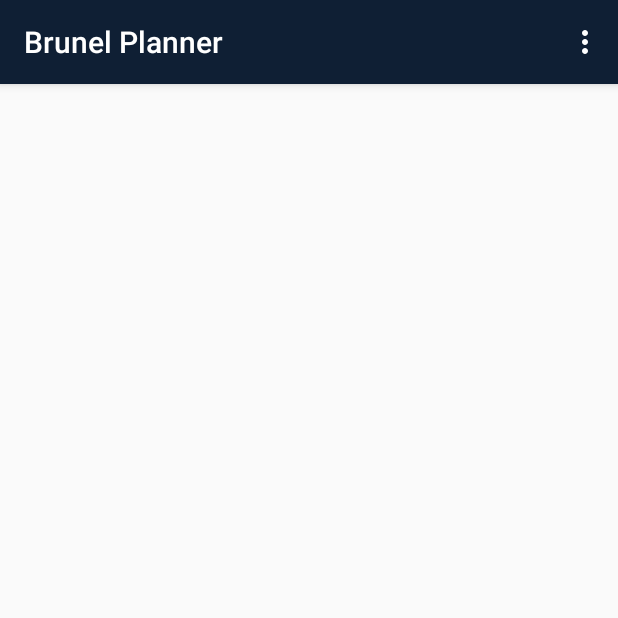
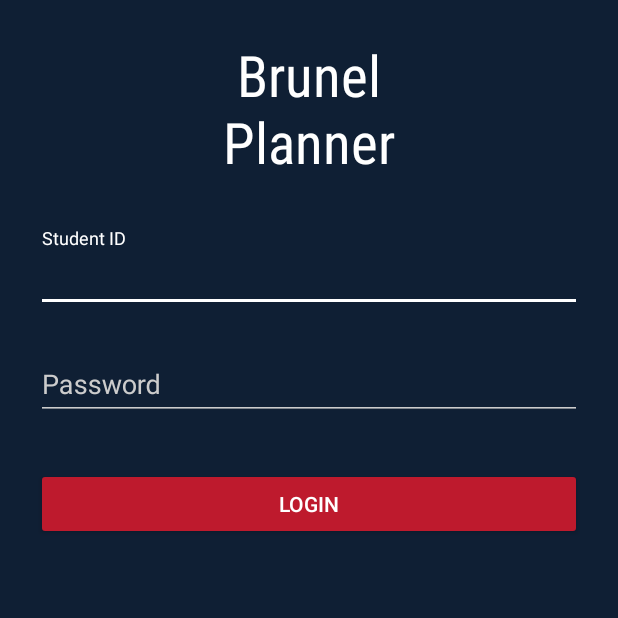
Before and after one commit to Manoj95/cs2001-coursework-2016-17-level-2-team-20, an Android app: the screen it shows after launch (MainActivity before the commit, LoginActivity after it), on a phone screen of 412 x 824 dp, the top half of it. Run offline under Robolectric (Android 15) with nearby library versions, the light colour scheme and no system bars.

Commit message:
Implement login page
Form mvp package structure

```diff
--- a/app/src/main/AndroidManifest.xml
+++ b/app/src/main/AndroidManifest.xml
@@ -2,22 +2,32 @@
 <manifest xmlns:android="http://schemas.android.com/apk/res/android"
     package="g20.brunelplanner">
 
+    <uses-permission android:name="android.permission.INTERNET" />
+
     <application
+        android:name=".BPApplication"
         android:allowBackup="true"
         android:icon="@mipmap/ic_launcher"
         android:label="@string/app_name"
         android:supportsRtl="true"
         android:theme="@style/AppTheme">
+
         <activity
-            android:name=".MainActivity"
+            android:name=".views.activities.LoginActivity"
             android:label="@string/app_name"
-            android:theme="@style/AppTheme.NoActionBar">
+            android:theme="@style/LoginTheme"
+            android:screenOrientation="portrait">
             <intent-filter>
                 <action android:name="android.intent.action.MAIN" />
-
                 <category android:name="android.intent.category.LAUNCHER" />
             </intent-filter>
         </activity>
+
+        <activity
+            android:name=".views.activities.MainActivity"
+            android:label="@string/app_name"
+            android:theme="@style/AppTheme.NoActionBar">
+        </activity>
+
     </application>
-
 </manifest>
--- /dev/null
+++ b/app/src/main/java/g20/brunelplanner/BPApplication.java
@@ -0,0 +1,18 @@
+package g20.brunelplanner;
+
+import android.app.Application;
+
+public class BPApplication extends Application {
+
+    private static BPApplication sInstance;
+
+    public static BPApplication getInstance(){
+        return sInstance;
+    }
+
+    @Override
+    public void onCreate() {
+        super.onCreate();
+    }
+
+}
--- a/app/src/main/java/g20/brunelplanner/MainActivity.java
+++ b/app/src/main/java/g20/brunelplanner/views/activities/LoginActivity.java
@@ -1,20 +1,32 @@
-package g20.brunelplanner;
+package g20.brunelplanner.views.activities;
 
+import android.content.Intent;
 import android.os.Bundle;
 import android.support.v7.app.AppCompatActivity;
-import android.support.v7.widget.Toolbar;
 import android.view.Menu;
 import android.view.MenuItem;
+import android.view.View;
 
-public class MainActivity extends AppCompatActivity {
+import g20.brunelplanner.R;
+
+public class LoginActivity extends AppCompatActivity {
 
     @Override
     protected void onCreate(Bundle savedInstanceState) {
         super.onCreate(savedInstanceState);
-        setContentView(R.layout.activity_main);
-        Toolbar toolbar = (Toolbar) findViewById(R.id.toolbar);
-        setSupportActionBar(toolbar);
+        setContentView(R.layout.activity_login);
     }
+
+
+    public void actionLogin(View view) {
+//        EditText student_id = (EditText)findViewById(R.id.input_student_id);
+//        EditText student_password = (EditText)findViewById(R.id.input_student_password);
+//        Log.d("App", student_id.getText().toString());
+//        Log.d("App", student_password.getText().toString());
+        Intent intent = new Intent(this, MainActivity.class);
+        startActivity(intent);
+    }
+
 
     @Override
     public boolean onCreateOptionsMenu(Menu menu) {
--- /dev/null
+++ b/app/src/main/java/g20/brunelplanner/views/activities/MainActivity.java
@@ -0,0 +1,49 @@
+package g20.brunelplanner.views.activities;
+
+import android.os.Bundle;
+import android.support.v7.app.AppCompatActivity;
+import android.support.v7.widget.Toolbar;
+import android.view.Menu;
+import android.view.MenuItem;
+
+import g20.brunelplanner.R;
+
+public class MainActivity extends AppCompatActivity {
+
+    @Override
+    protected void onCreate(Bundle savedInstanceState) {
+        super.onCreate(savedInstanceState);
+        setContentView(R.layout.activity_main);
+        Toolbar toolbar = (Toolbar) findViewById(R.id.toolbar);
+        setSupportActionBar(toolbar);
+
+//        Lambdas require the Jack toolchain :<
+//        Observable.just("Hello")
+//                .map(String::length)
+//                .subscribe(System.out::println);
+//
+
+    }
+
+    @Override
+    public boolean onCreateOptionsMenu(Menu menu) {
+        // Inflate the menu; this adds items to the action bar if it is present.
+        getMenuInflater().inflate(R.menu.menu_main, menu);
+        return true;
+    }
+
+    @Override
+    public boolean onOptionsItemSelected(MenuItem item) {
+        // Handle action bar item clicks here. The action bar will
+        // automatically handle clicks on the Home/Up button, so long
+        // as you specify a parent activity in AndroidManifest.xml.
+        int id = item.getItemId();
+
+        //noinspection SimplifiableIfStatement
+        if (id == R.id.action_settings) {
+            return true;
+        }
+
+        return super.onOptionsItemSelected(item);
+    }
+}
--- /dev/null
+++ b/app/src/main/res/layout/activity_login.xml
@@ -0,0 +1,64 @@
+<?xml version="1.0" encoding="utf-8"?>
+<ScrollView xmlns:android="http://schemas.android.com/apk/res/android"
+    android:layout_width="fill_parent"
+    android:layout_height="fill_parent"
+    android:fitsSystemWindows="true">
+
+    <LinearLayout
+        android:orientation="vertical"
+        android:layout_width="match_parent"
+        android:layout_height="wrap_content"
+        android:paddingTop="24dp"
+        android:paddingLeft="24dp"
+        android:paddingRight="24dp">
+
+        <TextView
+            android:layout_width="fill_parent"
+            android:layout_height="wrap_content"
+            android:layout_marginBottom="24dp"
+            android:text="@string/app_name"
+            android:gravity="center"
+            android:fontFamily="sans-serif-condensed"
+            android:textAppearance="@style/TextAppearance.AppCompat.Headline"
+            android:textSize="38sp" />
+
+        <!-- Student ID Label -->
+        <android.support.design.widget.TextInputLayout
+            android:layout_width="match_parent"
+            android:layout_height="wrap_content"
+            android:layout_marginTop="8dp"
+            android:layout_marginBottom="8dp">
+            <EditText android:id="@+id/input_student_id"
+                android:layout_width="match_parent"
+                android:layout_height="wrap_content"
+                android:inputType="number"
+                android:hint="@string/text_student_id" />
+        </android.support.design.widget.TextInputLayout>
+
+        <!-- Password Label -->
+        <android.support.design.widget.TextInputLayout
+            android:layout_width="match_parent"
+            android:layout_height="wrap_content"
+            android:layout_marginTop="8dp"
+            android:layout_marginBottom="8dp">
+            <EditText android:id="@+id/input_student_password"
+                android:layout_width="match_parent"
+                android:layout_height="wrap_content"
+                android:inputType="textPassword"
+                android:hint="@string/text_student_password"/>
+        </android.support.design.widget.TextInputLayout>
+
+        <android.support.v7.widget.AppCompatButton
+            android:id="@+id/btn_login"
+            android:layout_width="fill_parent"
+            android:layout_height="wrap_content"
+            android:layout_marginTop="24dp"
+            android:layout_marginBottom="24dp"
+            android:padding="12dp"
+            android:text="@string/button_login"
+            android:onClick="actionLogin"
+            android:textSize="14sp" />
+
+    </LinearLayout>
+
+</ScrollView>
--- a/app/src/main/res/layout/activity_main.xml
+++ b/app/src/main/res/layout/activity_main.xml
@@ -5,7 +5,7 @@
     android:layout_width="match_parent"
     android:layout_height="match_parent"
     android:fitsSystemWindows="true"
-    tools:context="g20.brunelplanner.MainActivity">
+    tools:context="g20.brunelplanner.views.activities.MainActivity">
 
     <android.support.design.widget.AppBarLayout
         android:layout_width="match_parent"
--- a/app/src/main/res/layout/content_main.xml
+++ b/app/src/main/res/layout/content_main.xml
@@ -10,7 +10,7 @@
     android:paddingRight="@dimen/activity_horizontal_margin"
     android:paddingTop="@dimen/activity_vertical_margin"
     app:layout_behavior="@string/appbar_scrolling_view_behavior"
-    tools:context="g20.brunelplanner.MainActivity"
+    tools:context="g20.brunelplanner.views.activities.MainActivity"
     tools:showIn="@layout/activity_main">
 
 </RelativeLayout>
--- a/app/src/main/res/values/colors.xml
+++ b/app/src/main/res/values/colors.xml
@@ -3,4 +3,14 @@
     <color name="colorPrimary">#0f1f34</color>
     <color name="colorPrimaryDark">#0C192A</color>
     <color name="colorAccent">#be1a2d</color>
+
+    <color name="black">#000000</color>
+    <color name="jet">#222222</color>
+    <color name="oil">#333333</color>
+    <color name="monsoon">#777777</color>
+    <color name="jumbo">#888888</color>
+    <color name="aluminum">#999999</color>
+    <color name="base">#AAAAAA</color>
+    <color name="iron">#CCCCCC</color>
+    <color name="white">#FFFFFF</color>
 </resources>
--- a/app/src/main/res/values/strings.xml
+++ b/app/src/main/res/values/strings.xml
@@ -1,4 +1,11 @@
 <resources>
-    <string name="app_name">Brunel Planner</string>
+    <!-- Action Bar-->
+    <string name="app_name">Brunel\nPlanner</string>
     <string name="action_settings">Settings</string>
+
+    <!-- Misc -->
+    <string name="text_student_id">Student ID</string>
+    <string name="text_student_password">Password</string>
+    <string name="button_login">Login</string>
+
 </resources>
--- a/app/src/main/res/values/styles.xml
+++ b/app/src/main/res/values/styles.xml
@@ -17,4 +17,20 @@
 
     <style name="AppTheme.PopupOverlay" parent="ThemeOverlay.AppCompat.Light" />
 
+    <style name="LoginTheme" parent="Theme.AppCompat.NoActionBar">
+        <!-- Customize your theme here. -->
+        <item name="colorPrimary">@color/colorPrimary</item>
+        <item name="colorPrimaryDark">@color/colorPrimaryDark</item>
+        <item name="colorAccent">@color/white</item>
+
+        <item name="colorControlNormal">@color/iron</item>
+        <item name="colorControlActivated">@color/white</item>
+        <item name="colorControlHighlight">@color/white</item>
+        <item name="android:textColorHint">@color/iron</item>
+
+        <item name="android:windowBackground">@color/colorPrimary</item>
+        <item name="colorButtonNormal">@color/colorAccent</item>
+
+    </style>
+
 </resources>
```
